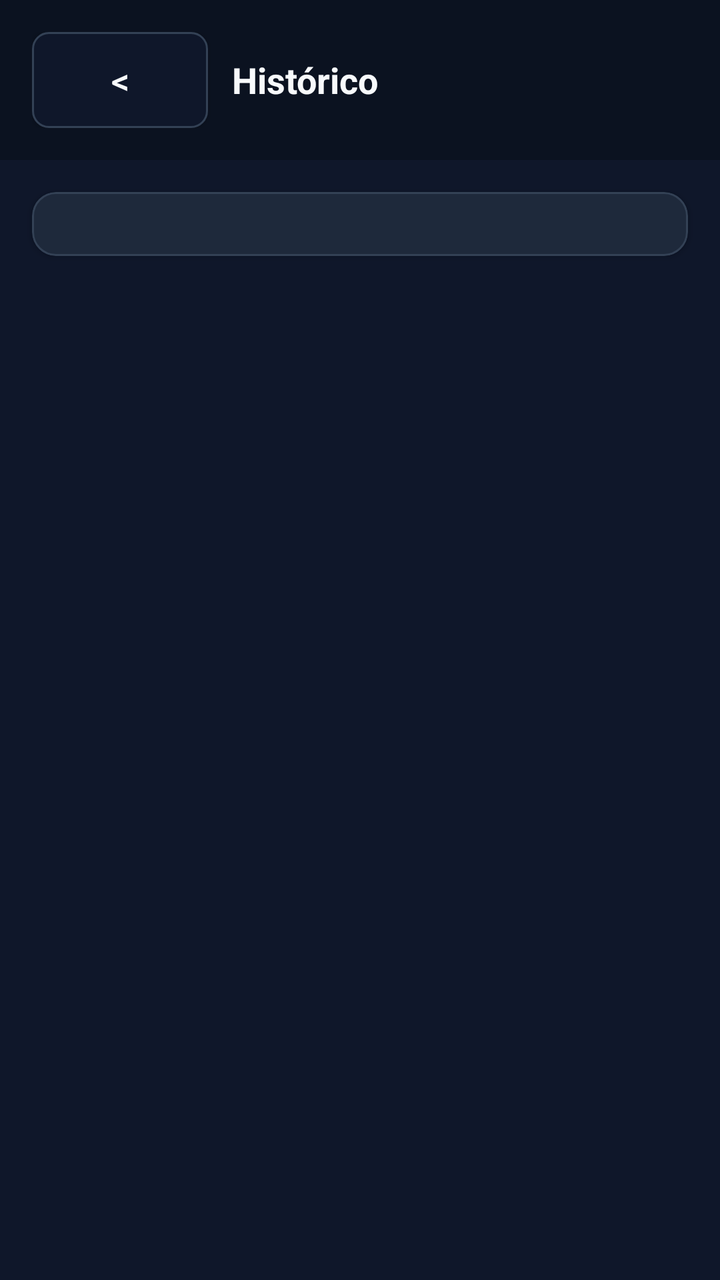
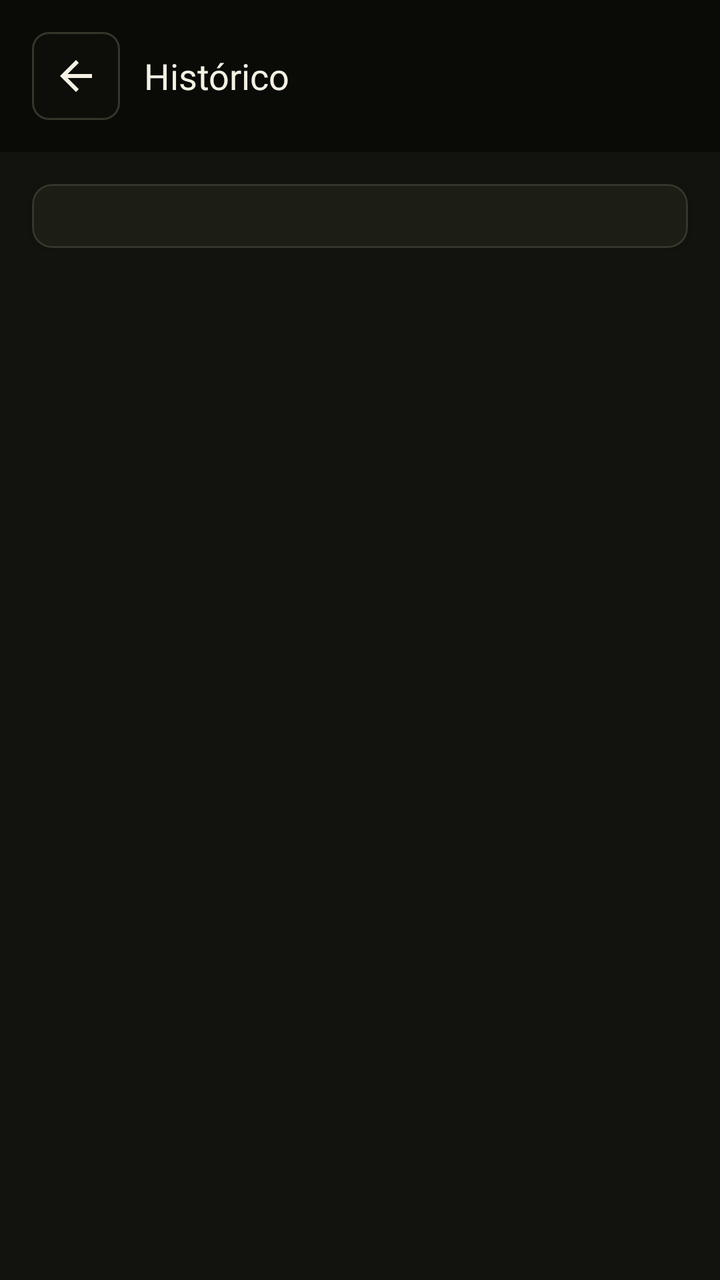

The first picture is an Android layout as it rendered before a commit; the second is the same layout after the commit. The layout source and the unified diff follow.
<!-- AndroidManifest.xml: application theme Theme.MaterialComponents.NoActionBar -->
<!-- res/layout/activity_history.xml -->
<?xml version="1.0" encoding="utf-8"?>
<ScrollView xmlns:android="http://schemas.android.com/apk/res/android"
    android:layout_width="match_parent"
    android:layout_height="match_parent"
    android:background="@color/tw_bg"
    android:fillViewport="true">

    <LinearLayout
        android:layout_width="match_parent"
        android:layout_height="wrap_content"
        android:orientation="vertical">

        <LinearLayout
            android:layout_width="match_parent"
            android:layout_height="wrap_content"
            android:background="@color/tw_header_bg"
            android:gravity="center_vertical"
            android:orientation="horizontal"
            android:padding="16dp">

            <androidx.appcompat.widget.AppCompatButton
                android:id="@+id/back_button"
                android:layout_width="wrap_content"
                android:layout_height="wrap_content"
                android:background="@drawable/tw_input_bg"
                android:paddingLeft="16dp"
                android:paddingRight="16dp"
                android:paddingTop="8dp"
                android:paddingBottom="8dp"
                android:text="&lt;"
                android:textColor="@color/tw_text_primary"
                android:textSize="18sp" />

            <TextView
                android:layout_width="0dp"
                android:layout_height="wrap_content"
                android:layout_marginStart="12dp"
                android:layout_weight="1"
                android:text="Histórico"
                android:textColor="@color/tw_text_primary"
                android:textSize="18sp"
                android:textStyle="bold" />
        </LinearLayout>

        <com.google.android.material.card.MaterialCardView
            style="@style/TwCard"
            android:layout_margin="16dp">

            <LinearLayout
                android:layout_width="match_parent"
                android:layout_height="wrap_content"
                android:orientation="vertical"
                android:padding="16dp">

                <TextView
                    android:id="@+id/history_empty_label"
                    android:layout_width="match_parent"
                    android:layout_height="wrap_content"
                    android:text="Nenhuma oferta registrada ainda."
                    android:textColor="@color/tw_text_secondary"
                    android:visibility="gone" />

                <LinearLayout
                    android:id="@+id/history_list_container"
                    android:layout_width="match_parent"
                    android:layout_height="wrap_content"
                    android:orientation="vertical" />
            </LinearLayout>
        </com.google.android.material.card.MaterialCardView>
    </LinearLayout>
</ScrollView>
<!-- resources referenced by this layout -->
<resources>
  <color name="tw_bg">#0F172A</color>
  <color name="tw_header_bg">#0B1220</color>
  <color name="tw_text_primary">#F8FAFC</color>
  <color name="tw_text_secondary">#94A3B8</color>
  <!-- drawable tw_input_bg (drawable) -->
  <?xml version="1.0" encoding="utf-8"?>
  <shape xmlns:android="http://schemas.android.com/apk/res/android">
      <solid android:color="@color/tw_input_bg" />
      <corners android:radius="8dp" />
      <stroke
          android:width="1dp"
          android:color="@color/tw_border" />
  </shape>
  <style name="TwCard">
          <item name="android:layout_width">match_parent</item>
          <item name="android:layout_height">wrap_content</item>
          <item name="cardBackgroundColor">@color/tw_surface</item>
          <item name="cardCornerRadius">12dp</item>
          <item name="cardElevation">2dp</item>
          <item name="strokeColor">@color/tw_border</item>
          <item name="strokeWidth">1dp</item>
      </style>
  <color name="tw_input_bg">#0F172A</color>
  <color name="tw_border">#334155</color>
  <color name="tw_surface">#1E293B</color>
</resources>

<!-- the commit's change to res/layout/activity_history.xml (unified diff, before → after) -->
@@ -18,28 +18,25 @@
             android:orientation="horizontal"
             android:padding="16dp">
 
-            <androidx.appcompat.widget.AppCompatButton
+            <ImageButton
                 android:id="@+id/back_button"
-                android:layout_width="wrap_content"
-                android:layout_height="wrap_content"
+                android:layout_width="44dp"
+                android:layout_height="44dp"
                 android:background="@drawable/tw_input_bg"
-                android:paddingLeft="16dp"
-                android:paddingRight="16dp"
-                android:paddingTop="8dp"
-                android:paddingBottom="8dp"
-                android:text="&lt;"
-                android:textColor="@color/tw_text_primary"
-                android:textSize="18sp" />
+                android:contentDescription="@null"
+                android:padding="10dp"
+                android:src="@drawable/ic_arrow_back"
+                android:tint="@color/tw_text_primary" />
 
             <TextView
                 android:layout_width="0dp"
                 android:layout_height="wrap_content"
                 android:layout_marginStart="12dp"
                 android:layout_weight="1"
+                android:fontFamily="@font/barlow_semibold"
                 android:text="Histórico"
                 android:textColor="@color/tw_text_primary"
-                android:textSize="18sp"
-                android:textStyle="bold" />
+                android:textSize="18sp" />
         </LinearLayout>
 
         <com.google.android.material.card.MaterialCardView
<!-- resource entries referenced after the edit -->
@@ -1,9 +1,19 @@
 <!-- resources referenced by this layout -->
 <resources>
-  <color name="tw_bg">#0F172A</color>
-  <color name="tw_header_bg">#0B1220</color>
-  <color name="tw_text_primary">#F8FAFC</color>
-  <color name="tw_text_secondary">#94A3B8</color>
+  <color name="tw_bg">#12130E</color>
+  <color name="tw_header_bg">#0A0B07</color>
+  <color name="tw_text_primary">#F4F1E4</color>
+  <color name="tw_text_secondary">#96967C</color>
+  <!-- drawable ic_arrow_back (drawable) -->
+  <vector xmlns:android="http://schemas.android.com/apk/res/android"
+      android:width="24dp"
+      android:height="24dp"
+      android:viewportWidth="24"
+      android:viewportHeight="24">
+      <path
+          android:fillColor="#FFFFFFFF"
+          android:pathData="M20,11H7.83l5.59,-5.59L12,4l-8,8l8,8l1.41,-1.41L7.83,13H20z" />
+  </vector>
   <!-- drawable tw_input_bg (drawable) -->
   <?xml version="1.0" encoding="utf-8"?>
   <shape xmlns:android="http://schemas.android.com/apk/res/android">
@@ -17,13 +27,13 @@
           <item name="android:layout_width">match_parent</item>
           <item name="android:layout_height">wrap_content</item>
           <item name="cardBackgroundColor">@color/tw_surface</item>
-          <item name="cardCornerRadius">12dp</item>
+          <item name="cardCornerRadius">10dp</item>
           <item name="cardElevation">2dp</item>
           <item name="strokeColor">@color/tw_border</item>
           <item name="strokeWidth">1dp</item>
       </style>
-  <color name="tw_input_bg">#0F172A</color>
-  <color name="tw_border">#334155</color>
-  <color name="tw_surface">#1E293B</color>
+  <color name="tw_input_bg">#0D0E09</color>
+  <color name="tw_border">#34362A</color>
+  <color name="tw_surface">#1C1E15</color>
 </resources>
 
